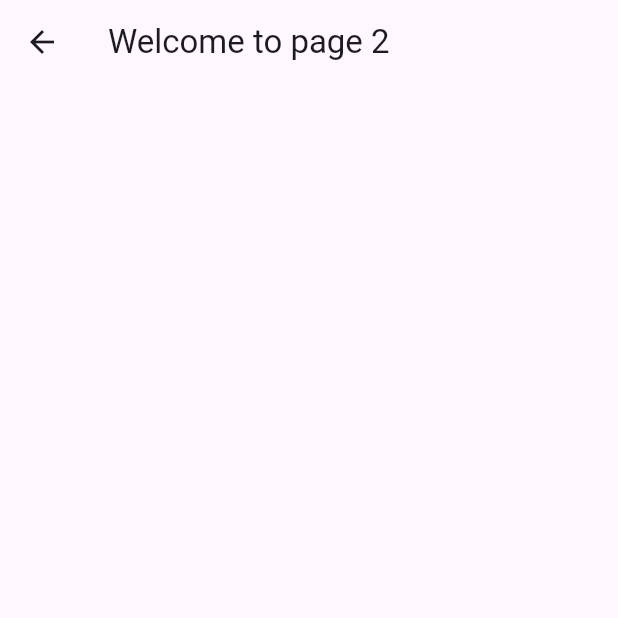
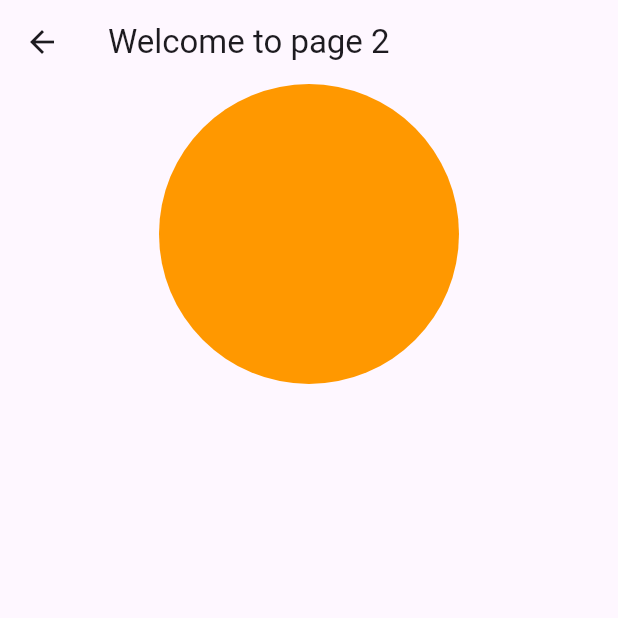
Before and after one commit to MohammadJamali5730/newsapp, a Flutter app: the Screen2 screen opened directly, on a phone screen of 412 x 824 dp, the top half of it. Run offline on Flutter 3.47's test engine with Material 3 defaults, Android fonts, the phone set to English and light mode, and no system bars; our stand-ins replace flutter_animate, flutter_screenutil, get; network calls fail.

Commit message:
Updated project files

```diff
--- a/lib/sevices/servicnews.dart
+++ b/lib/sevices/servicnews.dart
@@ -6,15 +6,15 @@ import 'package:newsapp/models/modelnews.dart';
 class Servicnews {
   List<Modelnews>Articles =[];
   Future<List<Modelnews>> getapi() async {
-    String  Api_Key = '261409d2b21b4a47acba2bf6d5d3cb7f';
+    String  Api_Key = '12cdadafc7508dd5e50a50e083e5fdae';
     Client client = Client();
     final result = await client.get(Uri.parse(
-        'https://newsapi.org/v2/everything?q=tesla&from=2024-09-07&sortBy=publishedAt&apiKey=$Api_Key'));
+        'http://api.mediastack.com/v1/news?access_key=$Api_Key'));
 
         if(result.statusCode == 200 )
         {
           Map<String,dynamic>responsjson = jsonDecode(result.body);
-          List <dynamic> section = responsjson['articles'];
+          List <dynamic> section = responsjson['data'];
           List<Modelnews> mylist = section.map((e) {
             return Modelnews.fromMap(e);
           },).toList();
--- a/lib/views/screen2.dart
+++ b/lib/views/screen2.dart
@@ -6,24 +6,42 @@ class Screen2 extends StatelessWidget {
   @override
   Widget build(BuildContext context) {
     return Scaffold(
-     appBar: AppBar(title:const Text('Welcome to page 2 '),),
-
-    body: Center(child: Column(children: [ClipPath()],),),
-
+      appBar: AppBar(
+        title: const Text('Welcome to page 2'),
+      ),
+      body: Center(
+        child: Column(
+          children: [
+            ClipPath(
+              clipper: CircleClipper(), // استفاده از clipper برای ترسیم دایره
+              child: Container(
+                width: 200,
+                height: 200,
+                color: Colors.orange, // رنگ زمینه برای مشاهده بهتر دایره
+              ),
+            ),
+          ],
+        ),
+      ),
     );
   }
 }
-class clippath extends CustomClipper<Path> {
+
+// تعریف Clipper برای ترسیم دایره
+class CircleClipper extends CustomClipper<Path> {
   @override
-  getClip(Size size) {
+  Path getClip(Size size) {
     Path path = Path();
-
+    // ترسیم یک دایره
+    path.addOval(Rect.fromCircle(
+      center: Offset(size.width / 2, size.height / 2), // مرکز دایره
+      radius: size.width / 2, // شعاع دایره
+    ));
     return path;
   }
 
   @override
-  bool shouldReclip(covariant CustomClipper oldClipper) {
-    return true;
+  bool shouldReclip(CustomClipper<Path> oldClipper) {
+    return false; // چون تغییر دائمی نداریم، false برمی‌گردانیم
   }
-
 }
--- a/pubspec.yaml
+++ b/pubspec.yaml
@@ -37,6 +37,8 @@ dependencies:
   cupertino_icons: ^1.0.8
   get: ^4.6.6
   http: ^1.2.2
+  flutter_animate: ^4.5.0
+  flutter_screenutil: ^5.9.3
 
 dev_dependencies:
   flutter_test:
```
Also changed, not shown: lib/main.dart (+7 -4 lines), lib/models/modelnews.dart (+4 -4 lines), lib/views/screen1.dart (+32 -25 lines), pubspec.lock.
